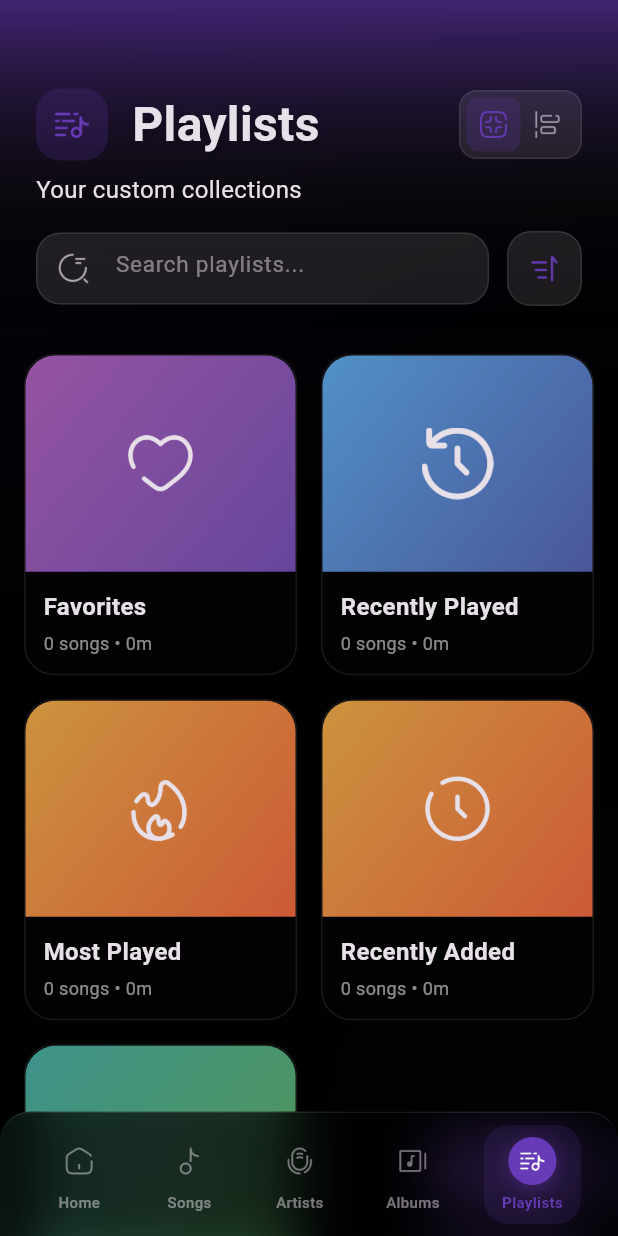
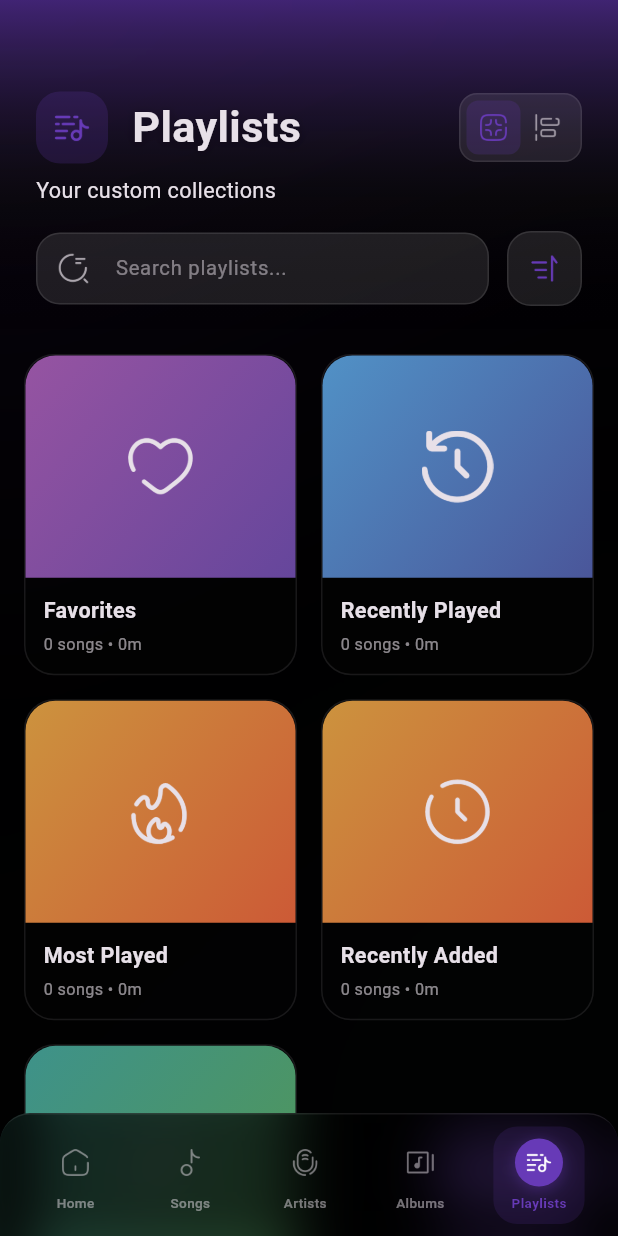
Before and after one commit to imdadur765/Audio-X, a Flutter app: the screen it shows after launch, item 5 of the bottom bar chosen, on a phone screen of 412 x 824 dp. Run offline on Flutter 3.47's test engine with Material 3 defaults, Android fonts, the phone set to English and light mode, and no system bars; our stand-ins replace cloud_firestore, connectivity_plus, file_picker, firebase_auth, firebase_core, go_router and 8 more; accounts and stored records are empty.

Commit message:
apearance completed

```diff
--- a/lib/main.dart
+++ b/lib/main.dart
@@ -66,6 +66,12 @@ class AudioXApp extends StatelessWidget {
           themeMode: themeController.themeMode,
           routerConfig: appRouter,
           debugShowCheckedModeBanner: false,
+          builder: (context, child) {
+            return MediaQuery(
+              data: MediaQuery.of(context).copyWith(textScaler: TextScaler.linear(themeController.fontScale)),
+              child: child!,
+            );
+          },
         );
       },
     );
--- a/lib/presentation/controllers/theme_controller.dart
+++ b/lib/presentation/controllers/theme_controller.dart
@@ -7,8 +7,12 @@ class ThemeController extends ChangeNotifier {
   /// If true, use pure black for dark mode backgrounds (OLED save)
   bool _isOledMode = false;
 
+  /// Font scale factor (0.85 = Small, 0.9 = Default, 0.95 = Large)
+  double _fontScale = 0.9; // Default is current look
+
   ThemeMode get themeMode => _themeMode;
   bool get isOledMode => _isOledMode;
+  double get fontScale => _fontScale;
 
   ThemeController() {
     _loadSettings();
@@ -18,6 +22,7 @@ class ThemeController extends ChangeNotifier {
     final box = await Hive.openBox('settings');
     final modeString = box.get('themeMode', defaultValue: 'dark'); // Default to dark
     _isOledMode = box.get('isOledMode', defaultValue: false);
+    _fontScale = box.get('fontScale', defaultValue: 0.9); // Default to 0.9
 
     switch (modeString) {
       case 'light':
@@ -53,6 +58,13 @@ class ThemeController extends ChangeNotifier {
     notifyListeners();
   }
 
+  Future<void> setFontScale(double scale) async {
+    _fontScale = scale.clamp(0.85, 1.0); // Tight range
+    final box = await Hive.openBox('settings');
+    await box.put('fontScale', _fontScale);
+    notifyListeners();
+  }
+
   // Define Themes
   ThemeData get lightTheme {
     return ThemeData(
--- a/lib/presentation/widgets/scaffold_with_nav_bar.dart
+++ b/lib/presentation/widgets/scaffold_with_nav_bar.dart
@@ -107,7 +107,7 @@ class ScaffoldWithNavBar extends StatelessWidget {
                         ],
                       ),
                       child: Padding(
-                        padding: const EdgeInsets.symmetric(horizontal: 16, vertical: 8),
+                        padding: const EdgeInsets.symmetric(horizontal: 12, vertical: 8),
                         child: Row(
                           mainAxisAlignment: MainAxisAlignment.spaceAround,
                           children: [
@@ -210,7 +210,9 @@ class ScaffoldWithNavBar extends StatelessWidget {
               ),
             ),
             const SizedBox(height: 4),
-            Text(
+            FittedBox(
+              fit: BoxFit.scaleDown,
+              child: Text(
                 label,
                 style: TextStyle(
                   fontSize: 10,
@@ -220,6 +222,7 @@ class ScaffoldWithNavBar extends StatelessWidget {
                       : Theme.of(context).colorScheme.onSurface.withValues(alpha: 0.5), // Dynamic Text
                 ),
               ),
+            ),
           ],
         ),
       ),
```
Also changed, not shown: lib/presentation/pages/settings_page.dart (+63 -2 lines). Lines whose indentation alone changed are shown as unchanged.
